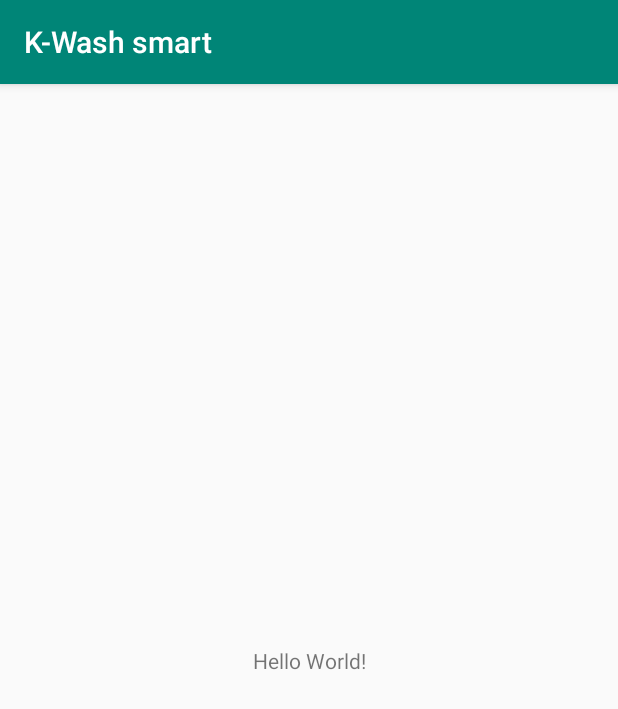
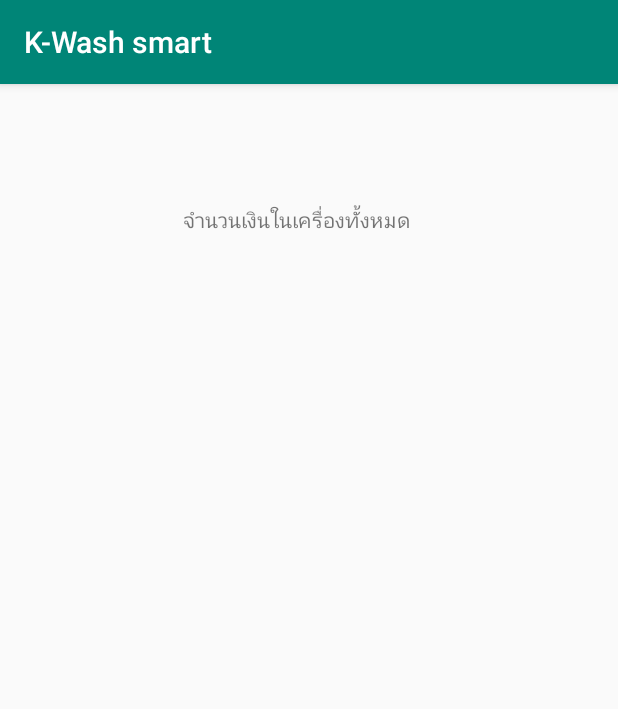
Before and after one commit to ArthitNam/KWashsmart, an Android app: the screen it shows after launch (MainActivity), on a phone screen of 412 x 824 dp. Shown: the top 709 px of the screen. Run offline under Robolectric (Android 15) with nearby library versions, the phone set to English and light mode, and no system bars.

Commit message:
text edit ยอดรวมทั้งหมด

```diff
--- a/app/src/main/res/layout/activity_main.xml
+++ b/app/src/main/res/layout/activity_main.xml
@@ -9,10 +9,12 @@
     <TextView
         android:layout_width="wrap_content"
         android:layout_height="wrap_content"
-        android:text="Hello World!"
+        android:text="จำนวนเงินในเครื่องทั้งหมด"
         app:layout_constraintBottom_toBottomOf="parent"
+        app:layout_constraintHorizontal_bias="0.47"
         app:layout_constraintLeft_toLeftOf="parent"
         app:layout_constraintRight_toRightOf="parent"
-        app:layout_constraintTop_toTopOf="parent" />
+        app:layout_constraintTop_toTopOf="parent"
+        app:layout_constraintVertical_bias="0.107" />
 
 </android.support.constraint.ConstraintLayout>
```
